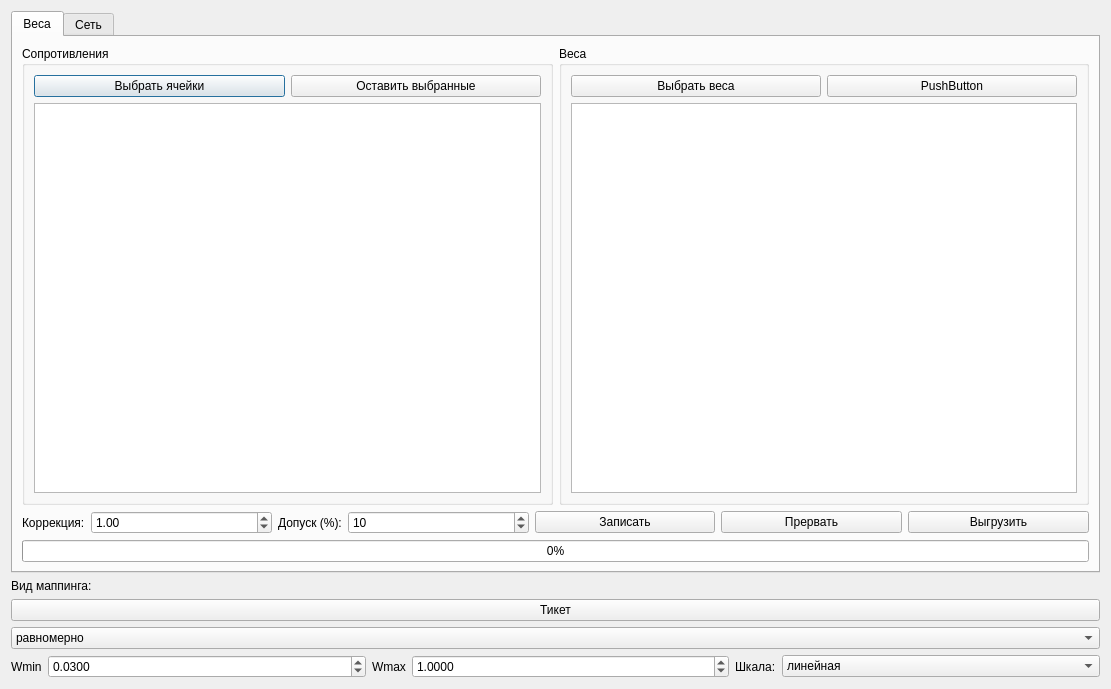
Old version of the form gui/uies/new_ann.ui in the repository neurocomputer/MemriBoard.
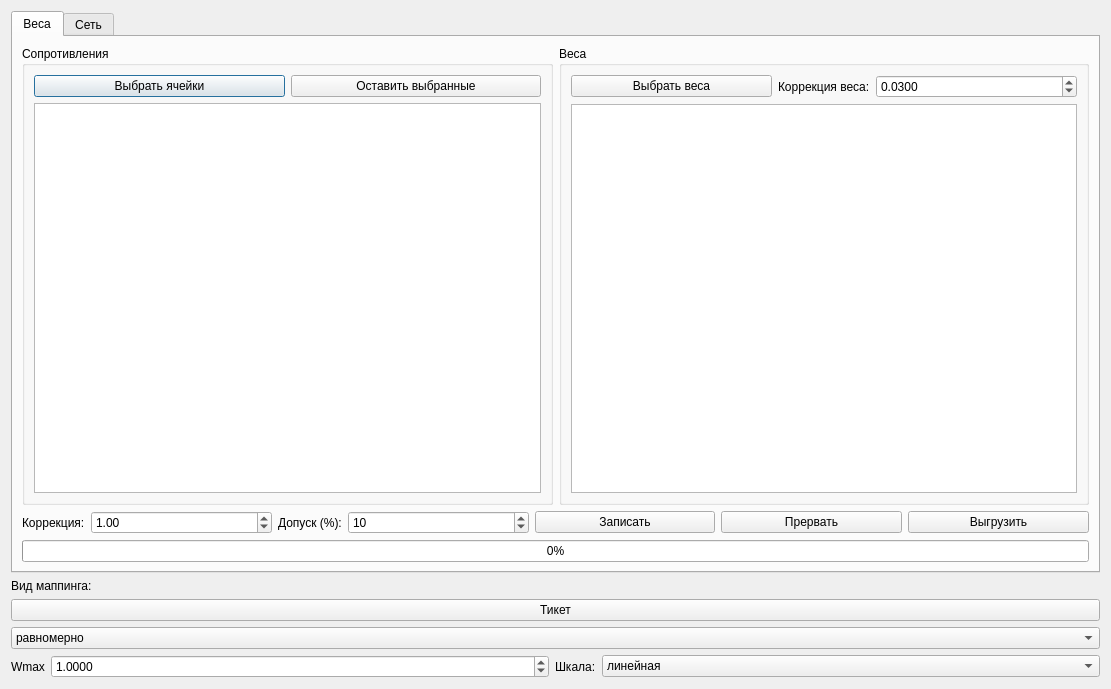
New version of the form.

Patch:
```diff
--- a/gui/uies/new_ann.ui
+++ b/gui/uies/new_ann.ui
@@ -102,9 +102,31 @@
                    </widget>
                   </item>
                   <item>
-                   <widget class="QPushButton" name="pushButton_3">
+                   <widget class="QLabel" name="label_3">
+                    <property name="sizePolicy">
+                     <sizepolicy hsizetype="Maximum" vsizetype="Preferred">
+                      <horstretch>0</horstretch>
+                      <verstretch>0</verstretch>
+                     </sizepolicy>
+                    </property>
                     <property name="text">
-                     <string>PushButton</string>
+                     <string>Коррекция веса:</string>
+                    </property>
+                   </widget>
+                  </item>
+                  <item>
+                   <widget class="QDoubleSpinBox" name="spinbox_correction_weight">
+                    <property name="decimals">
+                     <number>4</number>
+                    </property>
+                    <property name="minimum">
+                     <double>0.000100000000000</double>
+                    </property>
+                    <property name="singleStep">
+                     <double>0.000100000000000</double>
+                    </property>
+                    <property name="value">
+                     <double>0.030000000000000</double>
                     </property>
                    </widget>
                   </item>
@@ -257,35 +279,6 @@
    </item>
    <item>
     <layout class="QHBoxLayout" name="horizontalLayout_3">
-     <item>
-      <widget class="QLabel" name="label_3">
-       <property name="sizePolicy">
-        <sizepolicy hsizetype="Maximum" vsizetype="Preferred">
-         <horstretch>0</horstretch>
-         <verstretch>0</verstretch>
-        </sizepolicy>
-       </property>
-       <property name="text">
-        <string>Wmin</string>
-       </property>
-      </widget>
-     </item>
-     <item>
-      <widget class="QDoubleSpinBox" name="spinbox_min_weight">
-       <property name="decimals">
-        <number>4</number>
-       </property>
-       <property name="minimum">
-        <double>0.000100000000000</double>
-       </property>
-       <property name="singleStep">
-        <double>0.000100000000000</double>
-       </property>
-       <property name="value">
-        <double>0.030000000000000</double>
-       </property>
-      </widget>
-     </item>
      <item>
       <widget class="QLabel" name="label_6">
        <property name="sizePolicy">
```
